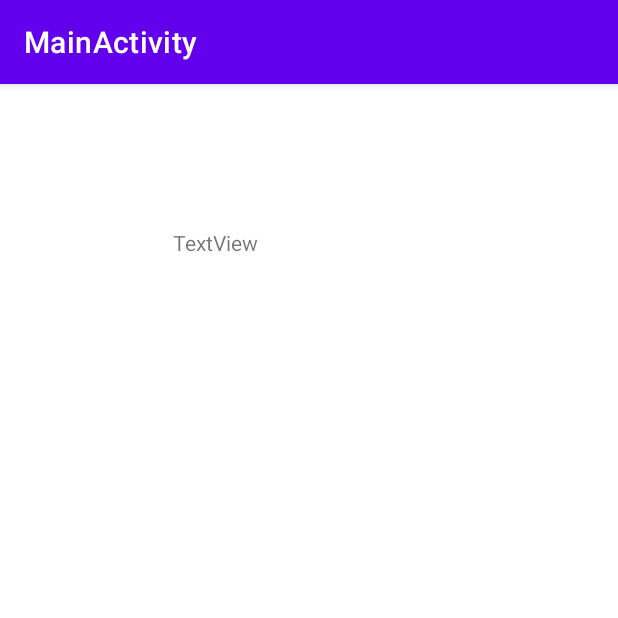
After one commit to haighcam/HTN2021, an Android app: the MainActivity2 screen opened directly, with no data from a screen before it, on a phone screen of 412 x 824 dp, the top half of it. The commit adds this screen. Run offline under Robolectric (Android 15) with nearby library versions, the phone set to English and light mode, and no system bars.

Commit message:
Added second activity that takes in an image and hopefully displays it with a caption

```diff
--- a/Hackathon/CaptionGen_AndroidUI/app/src/main/AndroidManifest.xml
+++ b/Hackathon/CaptionGen_AndroidUI/app/src/main/AndroidManifest.xml
@@ -10,6 +10,12 @@
         android:supportsRtl="true"
         android:theme="@style/Theme.CaptionGen">
         <activity
+            android:name=".MainActivity2"
+            android:label="@string/title_activity_main2"></activity>
+        <activity
+            android:name=".SecondactivityActivity"
+            android:label="@string/title_activity_secondactivity"></activity>
+        <activity
             android:name=".MainActivity"
             android:label="@string/app_name">
             <intent-filter>
--- /dev/null
+++ b/Hackathon/CaptionGen_AndroidUI/app/src/main/java/com/example/captiongen/MainActivity2.java
@@ -0,0 +1,21 @@
+package com.example.captiongen;
+
+import androidx.appcompat.app.AppCompatActivity;
+
+import android.os.Bundle;
+import android.widget.ImageView;
+
+public class MainActivity2 extends AppCompatActivity {
+    ImageView il;
+    @Override
+    protected void onCreate(Bundle savedInstanceState) {
+        super.onCreate(savedInstanceState);
+        setContentView(R.layout.activity_main2);
+        il = (ImageView)findViewById(R.id.imageView);
+        Bundle bundle = getIntent().getExtras();
+        if(bundle != null){
+            int resid = bundle.getInt("resId");
+            il.setImageResource(resid);
+        }
+    }
+}
--- /dev/null
+++ b/Hackathon/CaptionGen_AndroidUI/app/src/main/res/layout/activity_main2.xml
@@ -0,0 +1,32 @@
+<?xml version="1.0" encoding="utf-8"?>
+<androidx.constraintlayout.widget.ConstraintLayout xmlns:android="http://schemas.android.com/apk/res/android"
+    xmlns:app="http://schemas.android.com/apk/res-auto"
+    xmlns:tools="http://schemas.android.com/tools"
+    android:layout_width="match_parent"
+    android:layout_height="match_parent"
+    tools:context=".MainActivity2">
+
+    <ImageView
+        android:id="@+id/imageView2"
+        android:layout_width="264dp"
+        android:layout_height="359dp"
+        app:layout_constraintBottom_toBottomOf="parent"
+        app:layout_constraintEnd_toEndOf="parent"
+        app:layout_constraintHorizontal_bias="0.496"
+        app:layout_constraintStart_toStartOf="parent"
+        app:layout_constraintTop_toTopOf="parent"
+        app:layout_constraintVertical_bias="0.432"
+        tools:srcCompat="@tools:sample/avatars" />
+
+    <TextView
+        android:id="@+id/textView"
+        android:layout_width="180dp"
+        android:layout_height="47dp"
+        android:text="TextView"
+        app:layout_constraintBottom_toBottomOf="parent"
+        app:layout_constraintEnd_toEndOf="parent"
+        app:layout_constraintHorizontal_bias="0.498"
+        app:layout_constraintStart_toStartOf="parent"
+        app:layout_constraintTop_toTopOf="parent"
+        app:layout_constraintVertical_bias="0.133" />
+</androidx.constraintlayout.widget.ConstraintLayout>
--- a/Hackathon/CaptionGen_AndroidUI/app/src/main/res/values/strings.xml
+++ b/Hackathon/CaptionGen_AndroidUI/app/src/main/res/values/strings.xml
@@ -3,4 +3,6 @@
     <string name="title_home">Home</string>
     <string name="title_dashboard">Dashboard</string>
     <string name="title_notifications">Notifications</string>
+    <string name="title_activity_secondactivity">MainActivity</string>
+    <string name="title_activity_main2">MainActivity</string>
 </resources>
```
Also changed, not shown: Hackathon/CaptionGen_AndroidUI/app/src/main/java/com/example/captiongen/MainActivity.java (+51 -26 lines), Hackathon/CaptionGen_AndroidUI/app/src/main/res/layout/activity_main.xml (+15 -4 lines).
